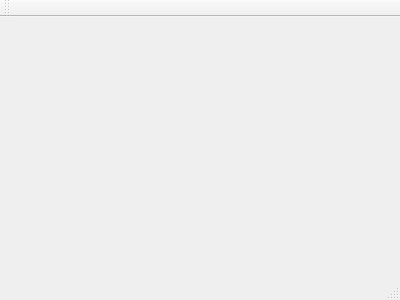
The window that mainwindow.ui (Bebelingur/CoS) describes before a commit, drawn with Qt 5.
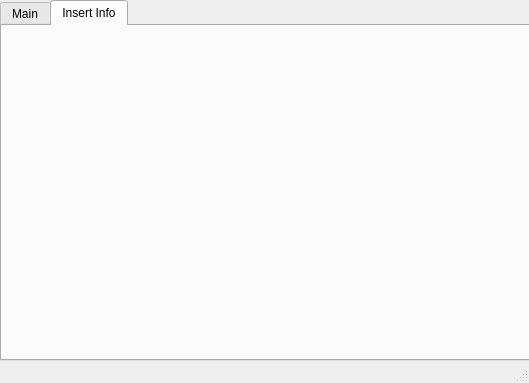
The same window after the commit.

```diff
--- a/mainwindow.ui
+++ b/mainwindow.ui
@@ -1,24 +1,55 @@
 <ui version="4.0">
  <class>MainWindow</class>
- <widget class="QMainWindow" name="MainWindow" >
-  <property name="geometry" >
+ <widget class="QMainWindow" name="MainWindow">
+  <property name="geometry">
    <rect>
     <x>0</x>
     <y>0</y>
-    <width>400</width>
-    <height>300</height>
+    <width>529</width>
+    <height>383</height>
    </rect>
   </property>
   <property name="windowTitle" >
    <string>MainWindow</string>
   </property>
-  <widget class="QMenuBar" name="menuBar" />
-  <widget class="QToolBar" name="mainToolBar" />
-  <widget class="QWidget" name="centralWidget" />
-  <widget class="QStatusBar" name="statusBar" />
+  <widget class="QWidget" name="centralWidget">
+   <widget class="QTabWidget" name="tabWidget">
+    <property name="geometry">
+     <rect>
+      <x>0</x>
+      <y>0</y>
+      <width>531</width>
+      <height>361</height>
+     </rect>
+    </property>
+    <property name="currentIndex">
+     <number>1</number>
+    </property>
+    <widget class="QWidget" name="mainTab">
+     <attribute name="title">
+      <string>Main</string>
+     </attribute>
+    </widget>
+    <widget class="QWidget" name="insertTab">
+     <attribute name="title">
+      <string>Insert Info</string>
+     </attribute>
+    </widget>
+   </widget>
+  </widget>
+  <widget class="QMenuBar" name="menuBar">
+   <property name="geometry">
+    <rect>
+     <x>0</x>
+     <y>0</y>
+     <width>529</width>
+     <height>21</height>
+    </rect>
+   </property>
+  </widget>
+  <widget class="QStatusBar" name="statusBar"/>
  </widget>
- <layoutDefault spacing="6" margin="11" />
- <pixmapfunction></pixmapfunction>
+ <layoutdefault spacing="6" margin="11"/>
  <resources/>
  <connections/>
 </ui>
```
Left out of the diff: 5 changed lines with no effect on the pictures.
